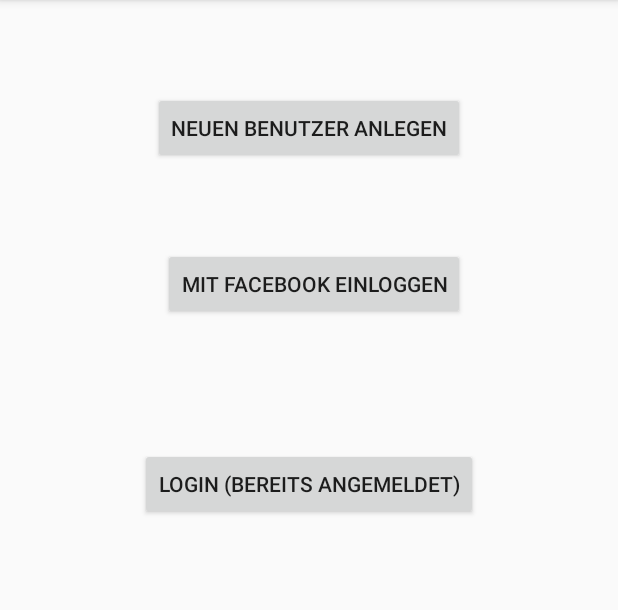
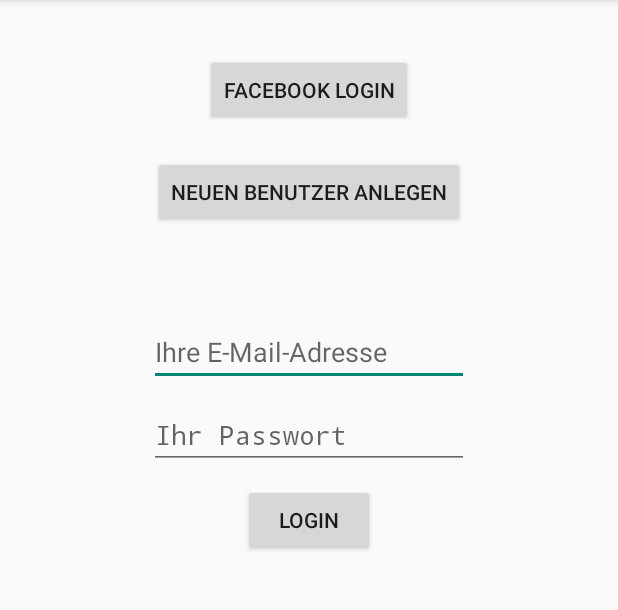
Before and after one commit to QuizduellApp/BraunschweigerMedientageQuiz, an Android app: the screen it shows after launch (MainActivity), on a phone screen of 412 x 824 dp, the part 84-694 px from its top. Run offline under Robolectric (Android 15) with nearby library versions, the light colour scheme and no system bars.

Commit message:
Erste Version des Hauptbildschirms

```diff
--- a/app/src/main/res/layout/activity_main.xml
+++ b/app/src/main/res/layout/activity_main.xml
@@ -8,29 +8,51 @@
     <Button
         android:layout_width="wrap_content"
         android:layout_height="wrap_content"
-        android:text="Mit Facebook einloggen"
-        android:id="@+id/button_facebook"
-        android:layout_marginTop="56dp"
-        android:layout_below="@+id/button_neuerBenutzer"
-        android:layout_alignRight="@+id/button_neuerBenutzer"
-        android:layout_alignEnd="@+id/button_neuerBenutzer" />
+        android:text="@string/button_facebook_login"
+        android:id="@+id/buttonFacebook"
+        android:layout_alignParentTop="true"
+        android:layout_centerHorizontal="true"
+        android:layout_marginTop="20dp" />
 
     <Button
         android:layout_width="wrap_content"
         android:layout_height="wrap_content"
-        android:text="Neuen Benutzer anlegen"
-        android:id="@+id/button_neuerBenutzer"
-        android:layout_marginTop="45dp"
-        android:layout_alignParentTop="true"
-        android:layout_centerHorizontal="true" />
+        android:text="@string/button_benutzer_anmelden"
+        android:id="@+id/buttonNeuerBenutzer"
+        android:layout_below="@+id/buttonFacebook"
+        android:layout_centerHorizontal="true"
+        android:layout_marginTop="20dp" />
+
+    <EditText
+        android:layout_width="wrap_content"
+        android:layout_height="wrap_content"
+        android:inputType="textEmailAddress"
+        android:ems="10"
+        android:id="@+id/editTextEmail"
+        android:autoText="false"
+        android:hint="@string/edit_text_email"
+        android:layout_below="@+id/buttonNeuerBenutzer"
+        android:layout_centerHorizontal="true"
+        android:layout_marginTop="60dp" />
+
+    <EditText
+        android:layout_width="wrap_content"
+        android:layout_height="wrap_content"
+        android:inputType="textPassword"
+        android:hint="@string/edit_text_passwort"
+        android:ems="10"
+        android:id="@+id/editTextPasswort"
+        android:layout_below="@+id/editTextEmail"
+        android:layout_centerHorizontal="true"
+        android:layout_marginTop="10dp" />
 
     <Button
         android:layout_width="wrap_content"
         android:layout_height="wrap_content"
-        android:text="Login (bereits angemeldet)"
-        android:id="@+id/button_login"
-        android:layout_below="@+id/button_facebook"
+        android:text="@string/button_login"
+        android:id="@+id/buttonLogin"
+        android:layout_below="@+id/editTextPasswort"
         android:layout_centerHorizontal="true"
-        android:layout_marginTop="85dp" />
+        android:layout_marginTop="10dp"/>
 
 </RelativeLayout>
--- a/app/src/main/res/values/strings.xml
+++ b/app/src/main/res/values/strings.xml
@@ -4,5 +4,10 @@
     <string name="app_name">Braunschweiger Medientage Quiz</string>
     <string name="hello_world">Hello world!</string>
     <string name="action_settings">Settings</string>
+    <string name="button_facebook_login">Facebook Login</string>
+    <string name="button_benutzer_anmelden">Neuen Benutzer anlegen</string>
+    <string name="button_login">Login</string>
+    <string name="edit_text_email">Ihre E-Mail-Adresse</string>
+    <string name="edit_text_passwort">Ihr Passwort</string>
 
 </resources>
```
